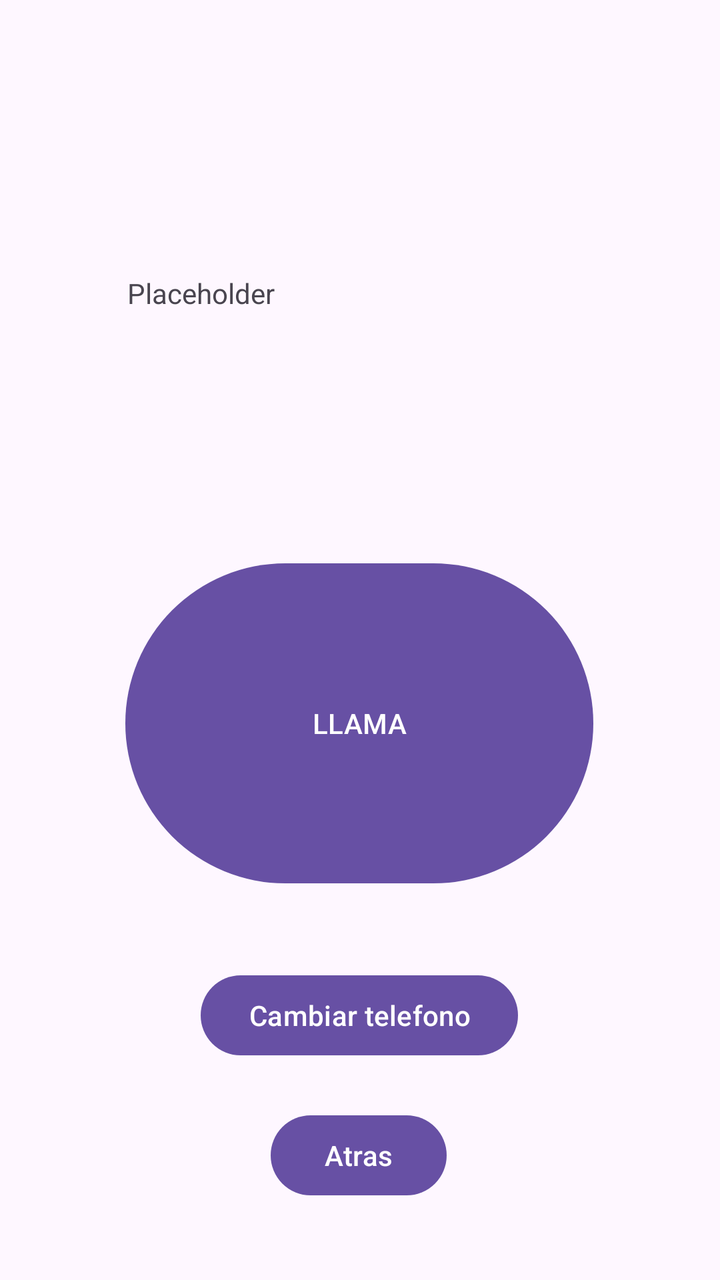
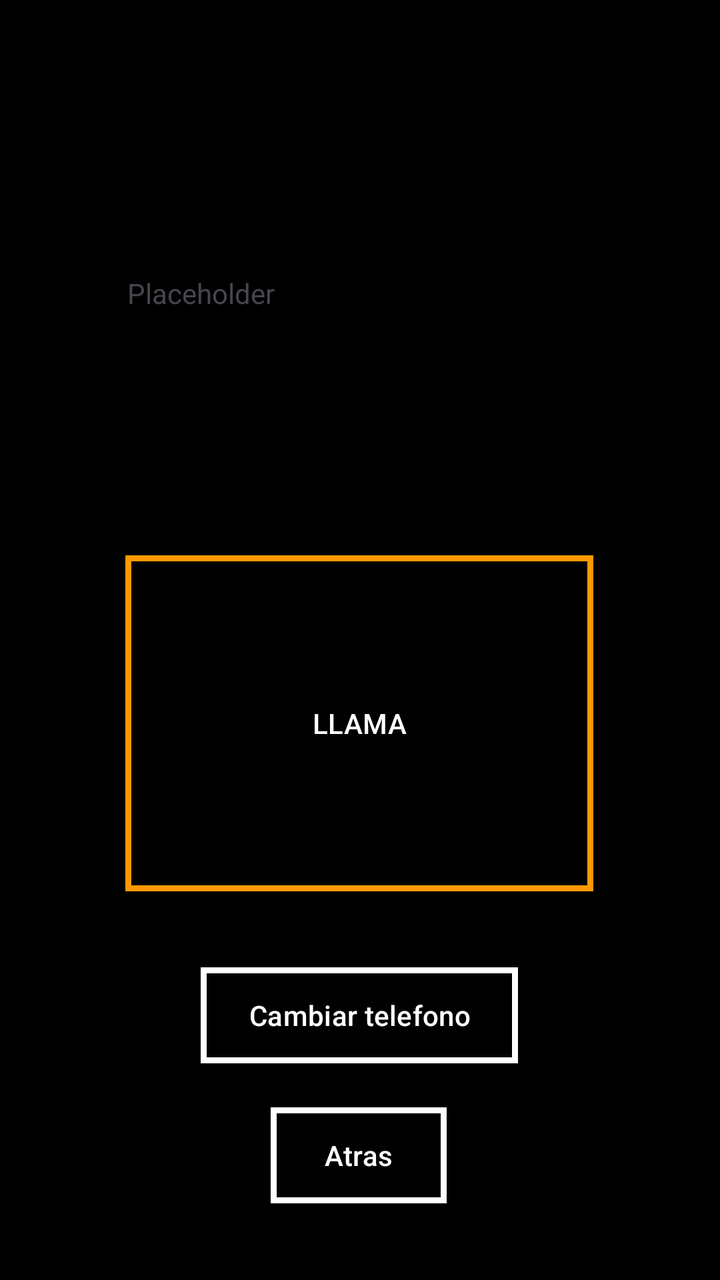

Two renders of the same Android screen: before a commit and after it. Below are the layout's source before the change and the commit's diff.
<!-- AndroidManifest.xml: application theme Theme.AplicacionCon4Botones -->
<!-- res/layout/activity_tlf.xml -->
<?xml version="1.0" encoding="utf-8"?>
<androidx.constraintlayout.widget.ConstraintLayout xmlns:android="http://schemas.android.com/apk/res/android"
    xmlns:app="http://schemas.android.com/apk/res-auto"
    xmlns:tools="http://schemas.android.com/tools"
    android:layout_width="match_parent"
    android:layout_height="match_parent">

    <Button
        android:id="@+id/telephoneActive"
        android:layout_width="234dp"
        android:layout_height="168dp"
        android:text="@string/llama"
        app:layout_constraintBottom_toBottomOf="parent"
        app:layout_constraintEnd_toEndOf="parent"
        app:layout_constraintHorizontal_bias="0.498"
        app:layout_constraintStart_toStartOf="parent"
        app:layout_constraintTop_toTopOf="parent"
        app:layout_constraintVertical_bias="0.588" />

    <TextView
        android:id="@+id/telefonoMostrador"
        android:layout_width="227dp"
        android:layout_height="99dp"
        android:text="@string/placeholder"
        app:layout_constraintBottom_toBottomOf="parent"
        app:layout_constraintEnd_toEndOf="parent"
        app:layout_constraintHorizontal_bias="0.478"
        app:layout_constraintStart_toStartOf="parent"
        app:layout_constraintTop_toTopOf="parent"
        app:layout_constraintVertical_bias="0.253" />

    <Button
        android:id="@+id/changePh"
        android:layout_width="wrap_content"
        android:layout_height="wrap_content"
        android:text="@string/cambiar_telefono"
        app:layout_constraintBottom_toBottomOf="parent"
        app:layout_constraintEnd_toEndOf="parent"
        app:layout_constraintHorizontal_bias="0.498"
        app:layout_constraintStart_toStartOf="parent"
        app:layout_constraintTop_toBottomOf="@+id/telephoneActive"
        app:layout_constraintVertical_bias="0.26" />

    <Button
        android:id="@+id/backMain"
        android:layout_width="wrap_content"
        android:layout_height="wrap_content"
        android:text="@string/atrasMain"
        app:layout_constraintBottom_toBottomOf="parent"
        app:layout_constraintEnd_toEndOf="parent"
        app:layout_constraintHorizontal_bias="0.498"
        app:layout_constraintStart_toStartOf="parent"
        app:layout_constraintTop_toBottomOf="@+id/changePh"
        app:layout_constraintVertical_bias="0.363" />
</androidx.constraintlayout.widget.ConstraintLayout>
<!-- resources referenced by this layout -->
<resources>
  <string name="atrasMain">Atras</string>
  <string name="cambiar_telefono">Cambiar telefono</string>
  <string name="llama">LLAMA</string>
  <string name="placeholder">Placeholder</string>
  <style name="Theme.AplicacionCon4Botones" parent="Base.Theme.AplicacionCon4Botones" />
  <style name="Base.Theme.AplicacionCon4Botones" parent="Theme.Material3.DayNight.NoActionBar">
          
          
      </style>
</resources>

<!-- the commit's change to res/layout/activity_tlf.xml (unified diff, before → after) -->
@@ -1,6 +1,7 @@
 <?xml version="1.0" encoding="utf-8"?>
 <androidx.constraintlayout.widget.ConstraintLayout xmlns:android="http://schemas.android.com/apk/res/android"
     xmlns:app="http://schemas.android.com/apk/res-auto"
+    android:background="@color/negro"
     xmlns:tools="http://schemas.android.com/tools"
     android:layout_width="match_parent"
     android:layout_height="match_parent">
@@ -11,6 +12,8 @@
         android:layout_height="168dp"
         android:text="@string/llama"
         app:layout_constraintBottom_toBottomOf="parent"
+        android:background="@drawable/estilo_d"
+        app:backgroundTint="@null"
         app:layout_constraintEnd_toEndOf="parent"
         app:layout_constraintHorizontal_bias="0.498"
         app:layout_constraintStart_toStartOf="parent"
@@ -35,6 +38,8 @@
         android:layout_height="wrap_content"
         android:text="@string/cambiar_telefono"
         app:layout_constraintBottom_toBottomOf="parent"
+        android:background="@drawable/estilos"
+        app:backgroundTint="@null"
         app:layout_constraintEnd_toEndOf="parent"
         app:layout_constraintHorizontal_bias="0.498"
         app:layout_constraintStart_toStartOf="parent"
@@ -47,6 +52,8 @@
         android:layout_height="wrap_content"
         android:text="@string/atrasMain"
         app:layout_constraintBottom_toBottomOf="parent"
+        android:background="@drawable/estilos"
+        app:backgroundTint="@null"
         app:layout_constraintEnd_toEndOf="parent"
         app:layout_constraintHorizontal_bias="0.498"
         app:layout_constraintStart_toStartOf="parent"
<!-- resource entries referenced after the edit -->
@@ -1,10 +1,35 @@
 <!-- resources referenced by this layout -->
 <resources>
+  <color name="negro">#000000</color>
+  <!-- drawable estilo_d (drawable) -->
+  <?xml version="1.0" encoding="utf-8"?>
+  <shape xmlns:android="http://schemas.android.com/apk/res/android">
+      <stroke
+          android:color="@color/naranja"
+          android:width="3dp"
+          />
+      <solid android:color="@color/negro"/>
+      <corners android:radius="0dp" />
+  
+  </shape>
+  <!-- drawable estilos (drawable) -->
+  <?xml version="1.0" encoding="utf-8"?>
+  <shape xmlns:android="http://schemas.android.com/apk/res/android">
+      <stroke
+          android:color="@color/blanco"
+          android:width="3dp"
+          />
+      <solid android:color="@color/negro"/>
+      <corners android:radius="0dp" />
+  
+  </shape>
   <string name="atrasMain">Atras</string>
   <string name="cambiar_telefono">Cambiar telefono</string>
   <string name="llama">LLAMA</string>
   <string name="placeholder">Placeholder</string>
   <style name="Theme.AplicacionCon4Botones" parent="Base.Theme.AplicacionCon4Botones" />
+  <color name="naranja">#FF9800</color>
+  <color name="blanco">#FFFFFF</color>
   <style name="Base.Theme.AplicacionCon4Botones" parent="Theme.Material3.DayNight.NoActionBar">
           
           
